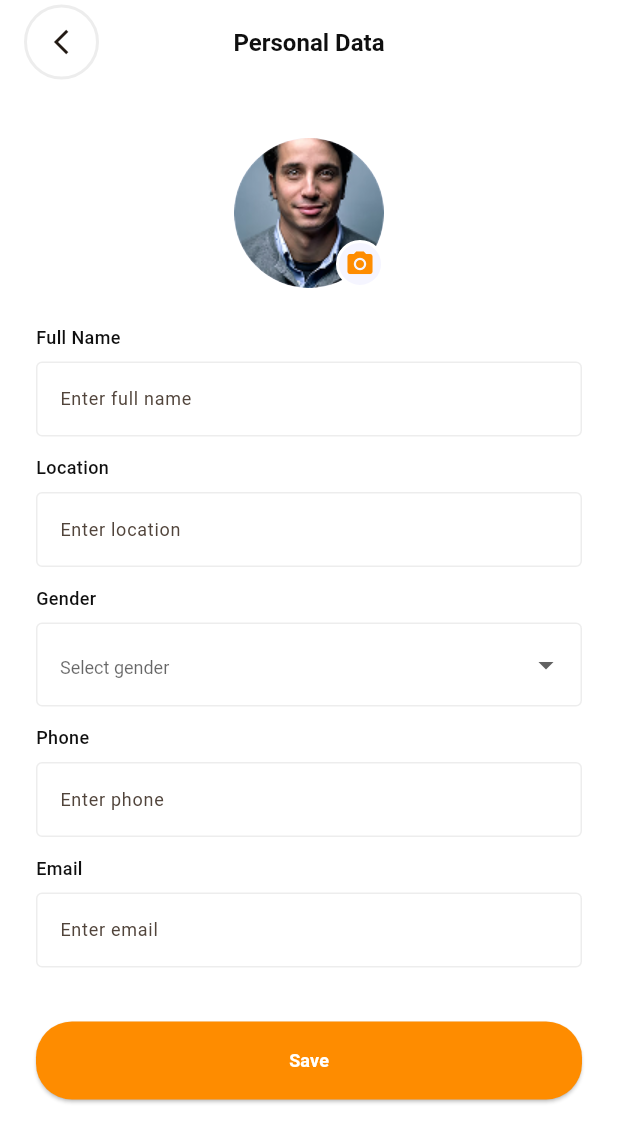
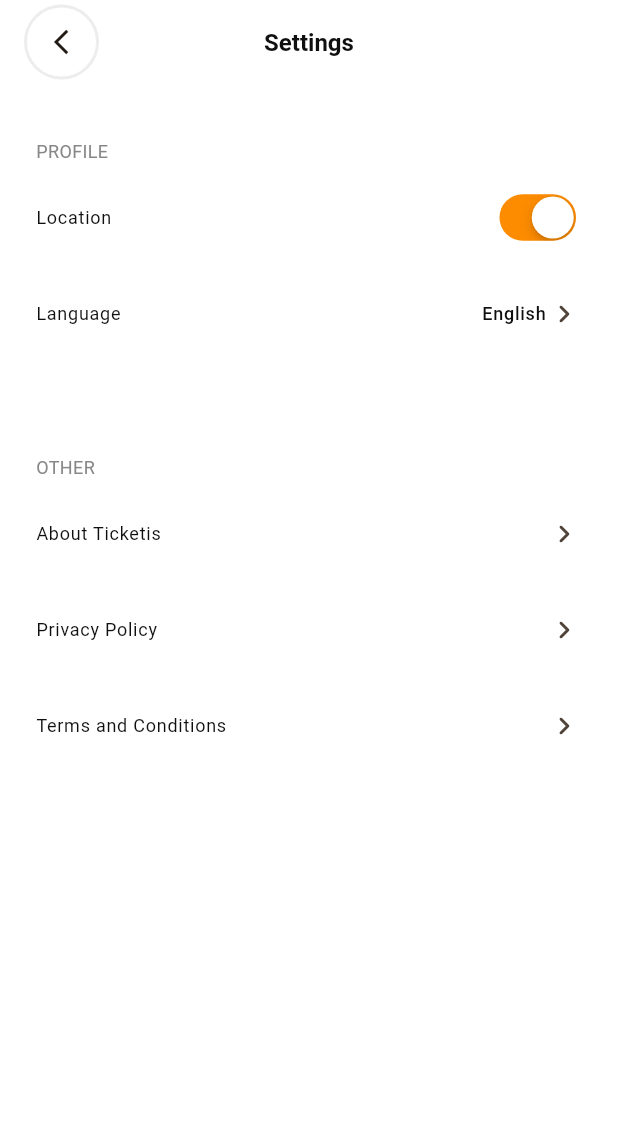
Before and after one commit to nandar-dev/takeoutmobile, a Flutter app: the ProfilePage screen opened directly, after a tap on "Settings", on a phone screen of 412 x 824 dp. Shown: the top 1142 px of the screen. Run offline on Flutter 3.47's test engine with Material 3 defaults, Android fonts, the phone set to English and light mode, and no system bars; our stand-ins replace cached_network_image, flutter_svg, pinput; network calls fail.

Commit message:
settings

```diff
--- a/lib/pages/auth/login_page.dart
+++ b/lib/pages/auth/login_page.dart
@@ -178,7 +178,10 @@ class LoginPage extends StatelessWidget {
             child: ListView(
               shrinkWrap: true,
               children: [
-                const TitleText(text: "Forgot password?"),
+                const TitleText(
+                  text: "Forgot password?",
+                  fontSize: FontSizes.heading2,
+                ),
                 const SizedBox(height: 8),
                 const SubText(
                   text:
--- a/lib/pages/profile/profile_page.dart
+++ b/lib/pages/profile/profile_page.dart
@@ -1,5 +1,6 @@
 import 'package:flutter/material.dart';
 import 'package:takeout/pages/profile/personaldata_page.dart';
+import 'package:takeout/pages/settings_page.dart';
 import 'package:takeout/theme/app_colors.dart';
 import 'package:takeout/utils/font_sizes.dart';
 import 'package:takeout/widgets/appbar_wdget.dart';
@@ -294,9 +295,7 @@ class ProfilePage extends StatelessWidget {
             _buildMenuItem(Icons.settings, "Settings", () {
               Navigator.push(
                 context,
-                MaterialPageRoute(
-                  builder: (context) => const PersonalDataPage(),
-                ),
+                MaterialPageRoute(builder: (context) => const SettingsPage()),
               );
             }),
 
@@ -336,7 +335,6 @@ class ProfilePage extends StatelessWidget {
 
   Widget _buildMenuItem(IconData icon, String text, VoidCallback onTap) {
     return ListTile(
-      splashColor: Colors.transparent,
       contentPadding: EdgeInsets.zero,
       leading: Container(
         decoration: BoxDecoration(
--- /dev/null
+++ b/lib/pages/settings_page.dart
@@ -0,0 +1,263 @@
+import 'package:flutter/cupertino.dart';
+import 'package:flutter/material.dart';
+import 'package:provider/provider.dart' show Provider;
+import 'package:takeout/pages/profile/profile_page.dart';
+import 'package:takeout/providers/language_provider.dart';
+import 'package:takeout/theme/app_colors.dart';
+import 'package:takeout/utils/font_sizes.dart';
+import 'package:takeout/widgets/appbar_wdget.dart';
+import 'package:takeout/widgets/buttons/primarybutton_widget.dart';
+import 'package:takeout/widgets/typography_widgets.dart';
+
+class SettingsPage extends StatefulWidget {
+  const SettingsPage({super.key});
+
+  @override
+  State<SettingsPage> createState() => _SettingsPageState();
+}
+
+class _SettingsPageState extends State<SettingsPage> {
+  bool _allowedLocation = true;
+
+  @override
+  Widget build(BuildContext context) {
+    final languageProvider = Provider.of<LanguageProvider>(context);
+
+    return Scaffold(
+      appBar: CustomAppBar(
+        title: 'Settings',
+        onBackTap: () {
+          Navigator.push(
+            context,
+            MaterialPageRoute(builder: (context) => const ProfilePage()),
+          );
+        },
+      ),
+      body: SafeArea(
+        child: ListView(
+          padding: const EdgeInsets.symmetric(horizontal: 24),
+          children: [
+            const SizedBox(height: 32),
+            _buildSectionTitle("PROFILE"),
+            const SizedBox(height: 8),
+
+            SettingsTile(
+              title: "Location",
+              trailing: CupertinoSwitch(
+                activeColor: AppColors.primary,
+                value: _allowedLocation,
+                onChanged: (value) => setState(() => _allowedLocation = value),
+              ),
+            ),
+            const SizedBox(height: 8),
+
+            SettingsTile(
+              title: "Language",
+              onTap: () => _showChangeLanguageSheet(context),
+              trailing: Row(
+                mainAxisSize: MainAxisSize.min,
+                children: [
+                  Text(
+                    languageProvider.selectedLanguageId == 1
+                        ? "English"
+                        : "Chinese",
+                    style: const TextStyle(
+                      fontSize: FontSizes.body,
+                      color: AppColors.neutral100,
+                    ),
+                  ),
+                  const Icon(Icons.chevron_right_rounded),
+                ],
+              ),
+            ),
+
+            const SizedBox(height: 66),
+            _buildSectionTitle("OTHER"),
+            const SizedBox(height: 8),
+
+            const SettingsTile(
+              title: "About Ticketis",
+              trailing: Icon(Icons.chevron_right_rounded),
+            ),
+            const SizedBox(height: 8),
+
+            const SettingsTile(
+              title: "Privacy Policy",
+              trailing: Icon(Icons.chevron_right_rounded),
+            ),
+            const SizedBox(height: 8),
+
+            const SettingsTile(
+              title: "Terms and Conditions",
+              trailing: Icon(Icons.chevron_right_rounded),
+            ),
+          ],
+        ),
+      ),
+    );
+  }
+
+  Widget _buildSectionTitle(String text) {
+    return Text(
+      text,
+      style: const TextStyle(
+        fontSize: FontSizes.sm,
+        color: AppColors.neutral60,
+      ),
+    );
+  }
+}
+
+void _showChangeLanguageSheet(BuildContext context) {
+  final List<Map<String, dynamic>> languages = [
+    {"id": 1, "label": "English (US)", "icon": "assets/icons/eng.png"},
+    {"id": 2, "label": "Chinese", "icon": "assets/icons/cn.png"},
+  ];
+
+  final languageProvider = Provider.of<LanguageProvider>(
+    context,
+    listen: false,
+  );
+
+  showModalBottomSheet<void>(
+    context: context,
+    backgroundColor: AppColors.neutral10,
+    shape: const RoundedRectangleBorder(
+      borderRadius: BorderRadius.vertical(top: Radius.circular(20)),
+    ),
+    builder: (BuildContext context) {
+      return StatefulBuilder(
+        builder: (BuildContext context, StateSetter setModalState) {
+          return Padding(
+            padding: const EdgeInsets.all(25),
+            child: Column(
+              mainAxisSize: MainAxisSize.min,
+              crossAxisAlignment: CrossAxisAlignment.start,
+              children: [
+                const TitleText(
+                  text: "Select Language",
+                  fontSize: FontSizes.heading2,
+                ),
+                const SizedBox(height: 16),
+                ListView.builder(
+                  itemCount: languages.length,
+                  shrinkWrap: true,
+                  physics: const NeverScrollableScrollPhysics(),
+                  itemBuilder: (context, index) {
+                    final lang = languages[index];
+                    return LanguageTile(
+                      iconPath: lang['icon'],
+                      label: lang['label'],
+                      isSelected:
+                          languageProvider.selectedLanguageId == lang['id'],
+                      onTap: () {
+                        languageProvider.setLanguage(lang['id']);
+                        Navigator.pop(context);
+                      },
+                    );
+                  },
+                ),
+                const SizedBox(height: 24),
+                SizedBox(
+                  width: double.infinity,
+                  child: PrimaryButton(
+                    text: "Close",
+                    onPressed: () => Navigator.pop(context),
+                  ),
+                ),
+              ],
+            ),
+          );
+        },
+      );
+    },
+  );
+}
+
+class LanguageTile extends StatelessWidget {
+  final String iconPath;
+  final String label;
+  final bool? isSelected;
+  final VoidCallback? onTap;
+
+  const LanguageTile({
+    super.key,
+    required this.iconPath,
+    required this.label,
+    this.isSelected = false,
+    this.onTap,
+  });
+
+  @override
+  Widget build(BuildContext context) {
+    return Container(
+      margin: const EdgeInsets.only(bottom: 12),
+      padding: const EdgeInsets.symmetric(vertical: 0, horizontal: 16),
+      decoration: BoxDecoration(
+        borderRadius: BorderRadius.circular(16),
+        border: Border.all(
+          color: isSelected == true ? AppColors.primary : AppColors.neutral30,
+        ),
+      ),
+      child: ListTile(
+        focusColor: Colors.transparent,
+        contentPadding: EdgeInsets.zero,
+        leading: Row(
+          mainAxisSize: MainAxisSize.min,
+          children: [
+            Container(
+              padding: const EdgeInsets.all(4),
+              decoration: const BoxDecoration(
+                color: AppColors.surface,
+                shape: BoxShape.circle,
+              ),
+              child: Image.asset(iconPath, width: 24, height: 24),
+            ),
+            const SizedBox(width: 16),
+            Text(
+              label,
+              style: const TextStyle(
+                fontSize: FontSizes.body,
+                fontWeight: FontWeight.w600,
+              ),
+            ),
+          ],
+        ),
+        trailing:
+            isSelected == true
+                ? const Icon(Icons.check_circle, color: AppColors.primary)
+                : null,
+        onTap: onTap,
+      ),
+    );
+  }
+}
+
+class SettingsTile extends StatelessWidget {
+  final String title;
+  final Widget trailing;
+  final VoidCallback? onTap;
+
+  const SettingsTile({
+    super.key,
+    required this.title,
+    required this.trailing,
+    this.onTap,
+  });
+
+  @override
+  Widget build(BuildContext context) {
+    return ListTile(
+      contentPadding: EdgeInsets.zero,
+      title: Text(
+        title,
+        style: const TextStyle(
+          fontSize: FontSizes.body,
+          color: AppColors.neutral100,
+        ),
+      ),
+      trailing: trailing,
+      onTap: onTap,
+    );
+  }
+}
--- /dev/null
+++ b/lib/providers/language_provider.dart
@@ -0,0 +1,12 @@
+import 'package:flutter/material.dart';
+
+class LanguageProvider extends ChangeNotifier {
+  int _selectedLanguageId = 1;
+
+  int get selectedLanguageId => _selectedLanguageId;
+
+  void setLanguage(int id) {
+    _selectedLanguageId = id;
+    notifyListeners();
+  }
+}
--- a/pubspec.yaml
+++ b/pubspec.yaml
@@ -38,6 +38,7 @@ dependencies:
   flutter_svg: ^2.0.17
   intl: ^0.20.2
   cached_network_image: ^3.4.1
+  provider: ^6.1.4
 
 
 dev_dependencies:
```
Also changed, not shown: lib/main.dart (+9 -6 lines), assets/icons/cn.png (added), assets/icons/eng.png (added), pubspec.lock.
